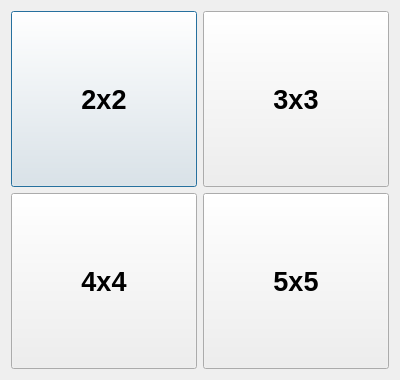
Above: graphics/forms/menu.ui from LesterEvSe/Game15 before the change. Below: the same form after it.
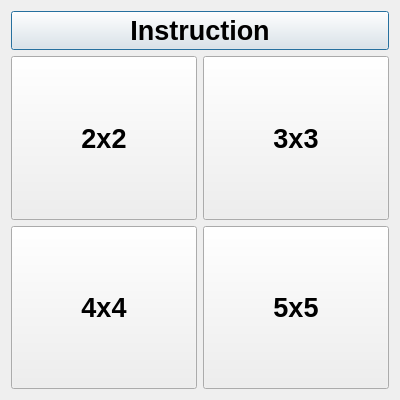
That is the form after the change.

Commit message: Add instruction button and fixed bug with Best Times window

```diff
--- a/graphics/forms/menu.ui
+++ b/graphics/forms/menu.ui
@@ -7,7 +7,7 @@
     <x>0</x>
     <y>0</y>
     <width>400</width>
-    <height>380</height>
+    <height>400</height>
    </rect>
   </property>
   <property name="font">
@@ -21,8 +21,15 @@
   </property>
   <layout class="QVBoxLayout" name="verticalLayout">
    <item>
-    <layout class="QGridLayout" name="gridLayout">
-     <item row="0" column="0">
+    <widget class="QPushButton" name="instructionButton">
+     <property name="text">
+      <string>Instruction</string>
+     </property>
+    </widget>
+   </item>
+   <item>
+    <layout class="QHBoxLayout" name="horizontalLayout_2">
+     <item>
       <widget class="QPushButton" name="button2x2">
        <property name="sizePolicy">
         <sizepolicy hsizetype="Minimum" vsizetype="Expanding">
@@ -38,7 +45,7 @@
        </property>
       </widget>
      </item>
-     <item row="0" column="1">
+     <item>
       <widget class="QPushButton" name="button3x3">
        <property name="sizePolicy">
         <sizepolicy hsizetype="Minimum" vsizetype="Expanding">
@@ -54,7 +61,11 @@
        </property>
       </widget>
      </item>
-     <item row="1" column="0">
+    </layout>
+   </item>
+   <item>
+    <layout class="QHBoxLayout" name="horizontalLayout">
+     <item>
       <widget class="QPushButton" name="button4x4">
        <property name="sizePolicy">
         <sizepolicy hsizetype="Minimum" vsizetype="Expanding">
@@ -70,7 +81,7 @@
        </property>
       </widget>
      </item>
-     <item row="1" column="1">
+     <item>
       <widget class="QPushButton" name="button5x5">
        <property name="sizePolicy">
         <sizepolicy hsizetype="Minimum" vsizetype="Expanding">
```
The commit also changes 5 other files.
